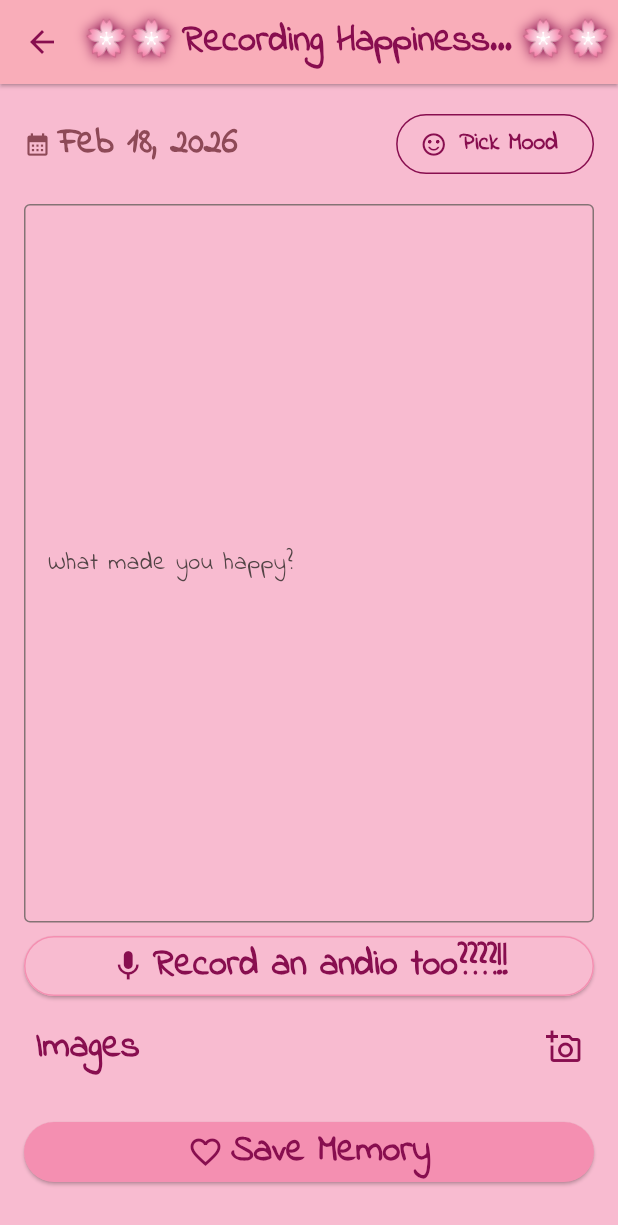
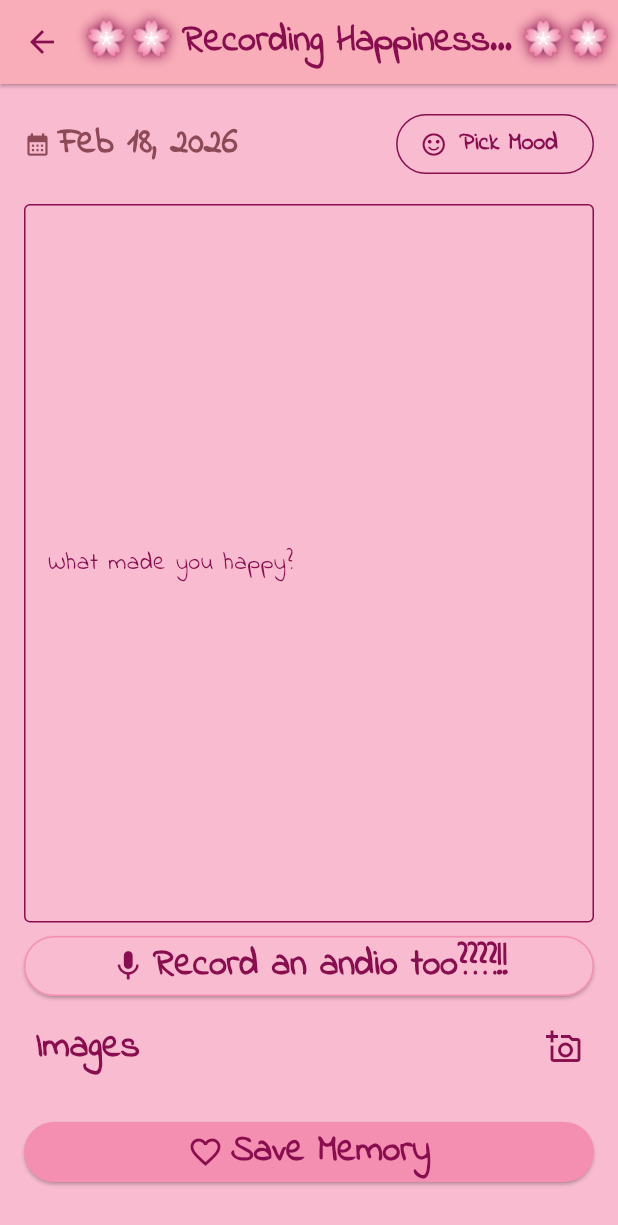
Before and after one commit to miracleanupam/ADiary, a Flutter app: the AddEntry screen opened directly with empty values, on a phone screen of 412 x 824 dp. Shown: the top 1225 px of the screen. Run offline on Flutter 3.47's test engine with Material 3 defaults, Android fonts, the light colour scheme and no system bars; our stand-ins replace audioplayers, file_picker, flutter_image_compress, flutter_local_notifications, flutter_secure_storage, flutter_timezone and 6 more; missing offline and left inert: record; accounts and stored records are empty.

Commit message:
text field borders and hint style

```diff
--- a/lib/compnents/journal_input.dart
+++ b/lib/compnents/journal_input.dart
@@ -10,13 +10,16 @@ class JournalInput extends StatelessWidget {
 
   @override
   Widget build(BuildContext context) {
+    OutlineInputBorder borderStyle = OutlineInputBorder(
+        borderSide: BorderSide(color: Colors.pink.shade900, width: 1));
     return TextField(
       controller: journalController,
       textAlignVertical: TextAlignVertical.top,
       decoration: InputDecoration(
           labelText: "What made you happy?",
-          border: OutlineInputBorder(),
-        ),
+          enabledBorder: borderStyle,
+          focusedBorder: borderStyle,
+          labelStyle: TextStyle(color: Colors.pink.shade900)),
       style: TextStyle(
         fontSize: 24,
       ),
```
Lines whose indentation alone changed are shown as unchanged.
